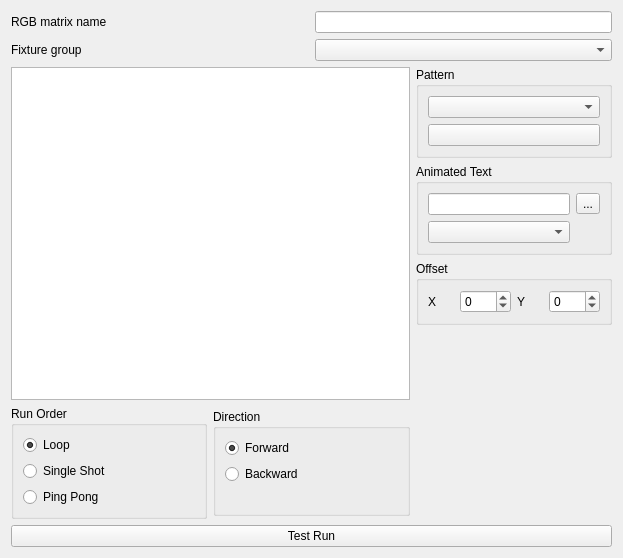
First picture: the form in ui/src/rgbmatrixeditor.ui, repository mcallegari/qlcplus, before the edit.
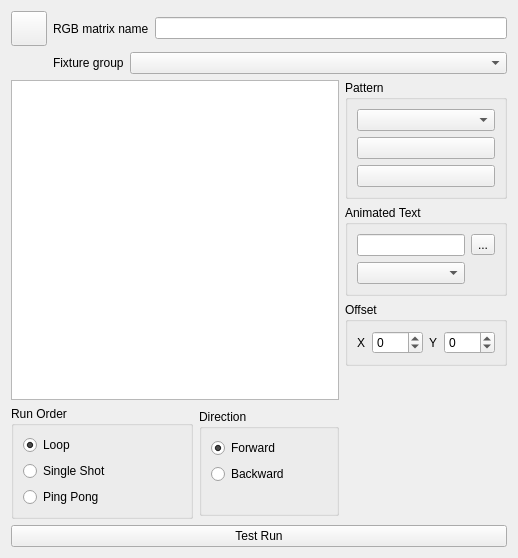
Second picture: the form after the edit. Icons and pictures are not drawn.

Commit message:
RGB Matrix now supports 2 colors
Added speed dial show/hide button to RGB Matrix editor
Improved Function Selection documentation

```diff
--- a/ui/src/rgbmatrixeditor.ui
+++ b/ui/src/rgbmatrixeditor.ui
@@ -6,7 +6,7 @@
    <rect>
     <x>0</x>
     <y>0</y>
-    <width>623</width>
+    <width>518</width>
     <height>558</height>
    </rect>
   </property>
@@ -14,12 +14,12 @@
    <string>RGB Matrix Editor</string>
   </property>
   <layout class="QGridLayout" name="gridLayout">
-   <item row="0" column="0" colspan="3">
+   <item row="0" column="1" colspan="3">
     <layout class="QHBoxLayout" name="horizontalLayout_2">
      <item>
       <widget class="QLabel" name="m_nameLabel">
        <property name="sizePolicy">
-        <sizepolicy hsizetype="Preferred" vsizetype="Preferred">
+        <sizepolicy hsizetype="Minimum" vsizetype="Preferred">
          <horstretch>0</horstretch>
          <verstretch>0</verstretch>
         </sizepolicy>
@@ -32,7 +32,7 @@
      <item>
       <widget class="QLineEdit" name="m_nameEdit">
        <property name="sizePolicy">
-        <sizepolicy hsizetype="Preferred" vsizetype="Fixed">
+        <sizepolicy hsizetype="Expanding" vsizetype="Fixed">
          <horstretch>0</horstretch>
          <verstretch>0</verstretch>
         </sizepolicy>
@@ -44,10 +44,16 @@
      </item>
     </layout>
    </item>
-   <item row="1" column="0" colspan="3">
+   <item row="1" column="1" colspan="3">
     <layout class="QHBoxLayout" name="horizontalLayout_4">
      <item>
       <widget class="QLabel" name="m_fixtureGroupLabel">
+       <property name="sizePolicy">
+        <sizepolicy hsizetype="Minimum" vsizetype="Preferred">
+         <horstretch>0</horstretch>
+         <verstretch>0</verstretch>
+        </sizepolicy>
+       </property>
        <property name="text">
         <string>Fixture group</string>
        </property>
@@ -55,6 +61,12 @@
      </item>
      <item>
       <widget class="QComboBox" name="m_fixtureGroupCombo">
+       <property name="sizePolicy">
+        <sizepolicy hsizetype="Expanding" vsizetype="Fixed">
+         <horstretch>0</horstretch>
+         <verstretch>0</verstretch>
+        </sizepolicy>
+       </property>
        <property name="toolTip">
         <string>The fixture group to use as the pixel matrix</string>
        </property>
@@ -62,10 +74,7 @@
      </item>
     </layout>
    </item>
-   <item row="2" column="0" colspan="2">
-    <widget class="QGraphicsView" name="m_preview"/>
-   </item>
-   <item row="2" column="2" rowspan="2">
+   <item row="2" column="3" rowspan="2">
     <layout class="QVBoxLayout" name="verticalLayout_5">
      <item>
       <widget class="QGroupBox" name="m_patternGroup">
@@ -89,7 +98,20 @@
         <item>
          <widget class="QPushButton" name="m_colorButton">
           <property name="toolTip">
-           <string>Pixel colour</string>
+           <string>Matrix start colour</string>
+          </property>
+          <property name="iconSize">
+           <size>
+            <width>100</width>
+            <height>26</height>
+           </size>
+          </property>
+         </widget>
+        </item>
+        <item>
+         <widget class="QPushButton" name="m_endColorButton">
+          <property name="toolTip">
+           <string>Matrix end color</string>
           </property>
           <property name="text">
            <string/>
@@ -221,55 +243,10 @@
      </item>
     </layout>
    </item>
-   <item row="3" column="0">
-    <widget class="QGroupBox" name="m_runOrderGroup">
-     <property name="sizePolicy">
-      <sizepolicy hsizetype="Preferred" vsizetype="Maximum">
-       <horstretch>0</horstretch>
-       <verstretch>0</verstretch>
-      </sizepolicy>
-     </property>
-     <property name="title">
-      <string>Run Order</string>
-     </property>
-     <layout class="QVBoxLayout" name="verticalLayout_2">
-      <item>
-       <widget class="QRadioButton" name="m_loop">
-        <property name="toolTip">
-         <string>Run through over and over again</string>
-        </property>
-        <property name="text">
-         <string>Loop</string>
-        </property>
-        <property name="checked">
-         <bool>true</bool>
-        </property>
-       </widget>
-      </item>
-      <item>
-       <widget class="QRadioButton" name="m_singleShot">
-        <property name="toolTip">
-         <string>Run through once and stop</string>
-        </property>
-        <property name="text">
-         <string>Single Shot</string>
-        </property>
-       </widget>
-      </item>
-      <item>
-       <widget class="QRadioButton" name="m_pingPong">
-        <property name="toolTip">
-         <string>First run forwards, then backwards, again forwards, etc.</string>
-        </property>
-        <property name="text">
-         <string>Ping Pong</string>
-        </property>
-       </widget>
-      </item>
-     </layout>
-    </widget>
+   <item row="2" column="0" colspan="3">
+    <widget class="QGraphicsView" name="m_preview"/>
    </item>
-   <item row="3" column="1">
+   <item row="3" column="2">
     <widget class="QGroupBox" name="m_directionGroup">
      <property name="sizePolicy">
       <sizepolicy hsizetype="Preferred" vsizetype="Maximum">
@@ -323,7 +300,75 @@
      </layout>
     </widget>
    </item>
-   <item row="4" column="0" colspan="3">
+   <item row="3" column="0" colspan="2">
+    <widget class="QGroupBox" name="m_runOrderGroup">
+     <property name="sizePolicy">
+      <sizepolicy hsizetype="Preferred" vsizetype="Maximum">
+       <horstretch>0</horstretch>
+       <verstretch>0</verstretch>
+      </sizepolicy>
+     </property>
+     <property name="title">
+      <string>Run Order</string>
+     </property>
+     <layout class="QVBoxLayout" name="verticalLayout_2">
+      <item>
+       <widget class="QRadioButton" name="m_loop">
+        <property name="toolTip">
+         <string>Run through over and over again</string>
+        </property>
+        <property name="text">
+         <string>Loop</string>
+        </property>
+        <property name="checked">
+         <bool>true</bool>
+        </property>
+       </widget>
+      </item>
+      <item>
+       <widget class="QRadioButton" name="m_singleShot">
+        <property name="toolTip">
+         <string>Run through once and stop</string>
+        </property>
+        <property name="text">
+         <string>Single Shot</string>
+        </property>
+       </widget>
+      </item>
+      <item>
+       <widget class="QRadioButton" name="m_pingPong">
+        <property name="toolTip">
+         <string>First run forwards, then backwards, again forwards, etc.</string>
+        </property>
+        <property name="text">
+         <string>Ping Pong</string>
+        </property>
+       </widget>
+      </item>
+     </layout>
+    </widget>
+   </item>
+   <item row="0" column="0">
+    <widget class="QToolButton" name="m_speedDialButton">
+     <property name="toolTip">
+      <string>Show/Hide speed dial window</string>
+     </property>
+     <property name="icon">
+      <iconset resource="qlcui.qrc">
+       <normaloff>:/speed.png</normaloff>:/speed.png</iconset>
+     </property>
+     <property name="iconSize">
+      <size>
+       <width>28</width>
+       <height>28</height>
+      </size>
+     </property>
+     <property name="checkable">
+      <bool>true</bool>
+     </property>
+    </widget>
+   </item>
+   <item row="4" column="0" colspan="4">
     <widget class="QPushButton" name="m_testButton">
      <property name="toolTip">
       <string>See what the RGB Matrix does when it is run</string>
```
Left out of the diff: 3 changed lines with no effect on the pictures. The commit also changes 9 other files.
